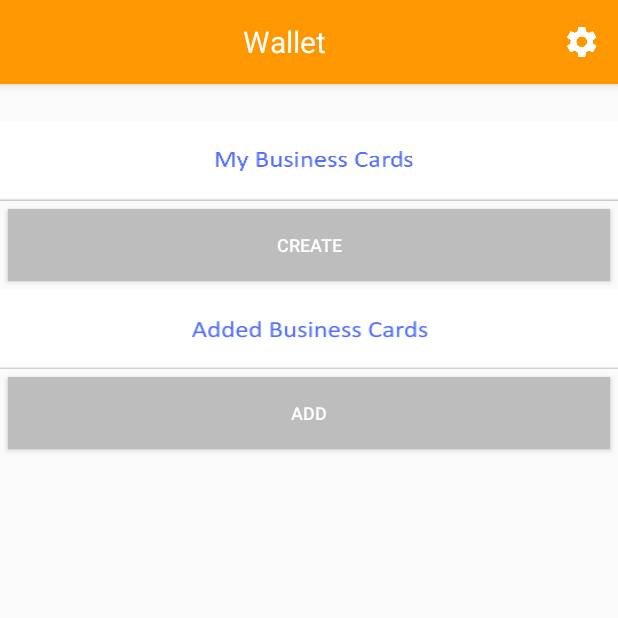
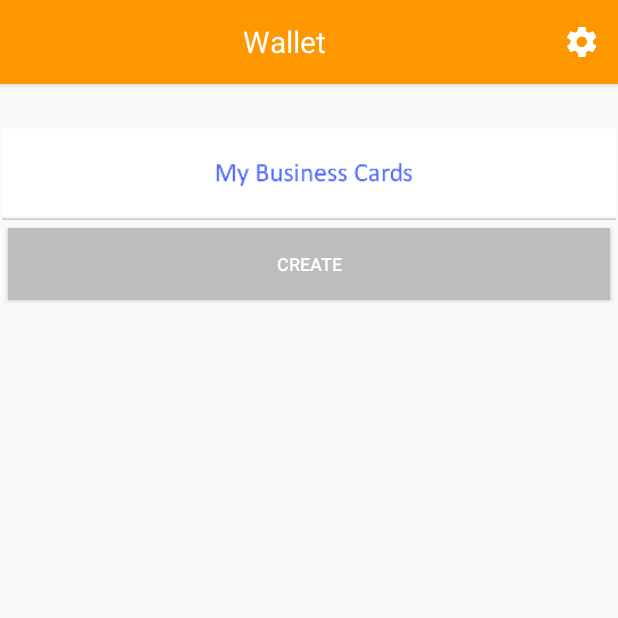
Before and after one commit to konstantinosraptis91/business-card-wallet, an Android app: the MainActivity screen opened directly, with no data from a screen before it, on a phone screen of 412 x 824 dp, the top half of it. Run offline under Robolectric (Android 15) with nearby library versions, the phone set to English and light mode, and no system bars; libraries missing offline, so code that uses them is left out: io.realm, io.realm.annotations, javax.validation.constraints; 4 statements that could not run were skipped.

Commit message:
Tab Views added

```diff
--- a/app/src/main/java/gr/bcw/business_card_wallet/activity/MainActivity.java
+++ b/app/src/main/java/gr/bcw/business_card_wallet/activity/MainActivity.java
@@ -3,16 +3,20 @@ package gr.bcw.business_card_wallet.activity;
 import android.content.Intent;
 import android.os.Bundle;
 import android.support.annotation.Nullable;
+import android.support.v4.app.Fragment;
+import android.support.v4.app.FragmentManager;
+import android.support.v4.app.FragmentStatePagerAdapter;
+import android.support.v4.view.ViewPager;
 import android.support.v7.app.ActionBar;
 import android.support.v7.app.AppCompatActivity;
 import android.view.Menu;
 import android.view.MenuInflater;
 import android.view.MenuItem;
-import android.widget.Button;
 import android.widget.TextView;
 
 import gr.bcw.business_card_wallet.R;
 import gr.bcw.business_card_wallet.fragment.AddedBusinessCardsFragment;
+import gr.bcw.business_card_wallet.fragment.MyBusinessCardsFragment;
 import gr.bcw.business_card_wallet.model.User;
 import gr.bcw.business_card_wallet.storage.UserStorageHandler;
 import gr.bcw.business_card_wallet.util.TokenUtils;
@@ -28,6 +32,8 @@ public class MainActivity extends AppCompatActivity {
     public static final String TAG = MainActivity.class.getSimpleName();
 
     private Realm realm;
+    private ViewPager viewPager;
+    private BusinessCardPagerAdapter pagerAdapter;
 
     @Override
     protected void onCreate(@Nullable Bundle savedInstanceState) {
@@ -42,9 +48,10 @@ public class MainActivity extends AppCompatActivity {
         setContentView(R.layout.activity_main);
 
         realm = Realm.getDefaultInstance();
-
-        final Button addBusinessCardButton = (Button) findViewById(R.id.addBusinessCardButton);
-        final Button createBusinessCardButton = (Button) findViewById(R.id.createBusinessCardButton);
+        TextView mainInfoView = (TextView) findViewById(R.id.mainInfoTextView);
+        pagerAdapter = new BusinessCardPagerAdapter(getSupportFragmentManager());
+        viewPager = (ViewPager) findViewById(R.id.pager);
+        viewPager.setAdapter(pagerAdapter);
 
         long id = getIntent().getLongExtra("id", -1);
 
@@ -65,10 +72,46 @@ public class MainActivity extends AppCompatActivity {
             }
         }
 
-        AddedBusinessCardsFragment addedBusinessCardsFragment = (AddedBusinessCardsFragment) getFragmentManager().findFragmentById(R.id.addedBusinessCardsFragment);
-        addedBusinessCardsFragment.attemptGetWallet();
+        User theUser = new UserStorageHandler().findUserById(realm, id);
+        mainInfoView.setText(User.printUser(theUser));
+    }
 
-        User theUser = new UserStorageHandler().findUserById(realm, id);
+    public static class BusinessCardPagerAdapter extends FragmentStatePagerAdapter {
+
+        public BusinessCardPagerAdapter(FragmentManager fm) {
+            super(fm);
+        }
+
+        @Override
+        public Fragment getItem(int position) {
+
+            Fragment fragment;
+
+            switch (position) {
+                case 0:
+                    fragment = new MyBusinessCardsFragment();
+                    break;
+                case 1:
+                    fragment = new AddedBusinessCardsFragment();
+                    break;
+                default:
+                    fragment = null;
+            }
+
+            if (fragment == null) {
+                throw new RuntimeException();
+            }
+
+            Bundle args = new Bundle();
+            args.putInt(AddedBusinessCardsFragment.ARG_OBJECT, position + 1);
+            fragment.setArguments(args);
+            return fragment;
+        }
+
+        @Override
+        public int getCount() {
+            return 2;
+        }
     }
 
     @Override
--- a/app/src/main/java/gr/bcw/business_card_wallet/fragment/AddedBusinessCardsFragment.java
+++ b/app/src/main/java/gr/bcw/business_card_wallet/fragment/AddedBusinessCardsFragment.java
@@ -3,15 +3,17 @@ package gr.bcw.business_card_wallet.fragment;
 import android.animation.Animator;
 import android.animation.AnimatorListenerAdapter;
 import android.annotation.TargetApi;
-import android.app.Fragment;
 import android.os.AsyncTask;
 import android.os.Build;
 import android.os.Bundle;
 import android.support.annotation.Nullable;
+import android.support.v4.app.Fragment;
 import android.util.Log;
 import android.view.LayoutInflater;
 import android.view.View;
 import android.view.ViewGroup;
+import android.widget.Button;
+import android.widget.ImageView;
 import android.widget.ListView;
 import android.widget.Toast;
 
@@ -35,6 +37,7 @@ import io.realm.Realm;
 public class AddedBusinessCardsFragment extends Fragment {
 
     public static final String TAG = AddedBusinessCardsFragment.class.getSimpleName();
+    public static final String ARG_OBJECT = "object";
 
     private ListView cardListView;
     private BusinessCardAdapter cardAdapter;
@@ -55,17 +58,23 @@ public class AddedBusinessCardsFragment extends Fragment {
     @Override
     public View onCreateView(LayoutInflater inflater, @Nullable ViewGroup container, @Nullable Bundle savedInstanceState) {
 
-        View view = inflater.inflate(R.layout.fragment_business_cards, container, false);
-        cardListView = (ListView) view.findViewById(R.id.businessCardsListView);
+        View rootView = inflater.inflate(R.layout.fragment_business_cards, container, false);
+        cardListView = (ListView) rootView.findViewById(R.id.businessCardsListView);
         cardAdapter = new BusinessCardAdapter(getActivity(), new ArrayList<BusinessCard>());
         cardListView.setAdapter(cardAdapter);
 
-        progressView = view.findViewById(R.id.progress);
-        getWalletView = view.findViewById(R.id.businessCardsListView);
+        progressView = rootView.findViewById(R.id.progress);
+        getWalletView = rootView.findViewById(R.id.businessCardsListView);
 
-        // attemptGetWallet();
+        ImageView tabInfo = (ImageView) rootView.findViewById(R.id.tabInfoImageView);
+        tabInfo.setImageResource(R.drawable.background_added_bc_image_view);
 
-        return view;
+        Button addCardBtn = (Button) rootView.findViewById(R.id.actionBusinessCardButton);
+        addCardBtn.setText("Add");
+
+        attemptGetWallet();
+
+        return rootView;
     }
 
     public void attemptGetWallet() {
--- a/app/src/main/java/gr/bcw/business_card_wallet/fragment/MyBusinessCardsFragment.java
+++ b/app/src/main/java/gr/bcw/business_card_wallet/fragment/MyBusinessCardsFragment.java
@@ -1,11 +1,13 @@
 package gr.bcw.business_card_wallet.fragment;
 
-import android.app.Fragment;
 import android.os.Bundle;
 import android.support.annotation.Nullable;
+import android.support.v4.app.Fragment;
 import android.view.LayoutInflater;
 import android.view.View;
 import android.view.ViewGroup;
+import android.widget.Button;
+import android.widget.ImageView;
 import android.widget.ListView;
 
 import gr.bcw.business_card_wallet.R;
@@ -20,11 +22,17 @@ public class MyBusinessCardsFragment extends Fragment {
     @Override
     public View onCreateView(LayoutInflater inflater, @Nullable ViewGroup container, @Nullable Bundle savedInstanceState) {
 
-        View view = inflater.inflate(R.layout.fragment_business_cards, container, false);
-        ListView listView = (ListView) view.findViewById(R.id.businessCardsListView);
+        View rootView = inflater.inflate(R.layout.fragment_business_cards, container, false);
+        ListView listView = (ListView) rootView.findViewById(R.id.businessCardsListView);
+
+        ImageView tabInfo = (ImageView) rootView.findViewById(R.id.tabInfoImageView);
+        tabInfo.setImageResource(R.drawable.my_business_card_button_4);
+
+        Button addCardBtn = (Button) rootView.findViewById(R.id.actionBusinessCardButton);
+        addCardBtn.setText("Create");
 
         // Inflate layout for this fragment
-        return view;
+        return rootView;
     }
 
 }
--- a/app/src/main/java/gr/bcw/business_card_wallet/model/User.java
+++ b/app/src/main/java/gr/bcw/business_card_wallet/model/User.java
@@ -89,6 +89,10 @@ public class User extends RealmObject {
         this.lastUpdated = lastUpdated;
     }
 
+    public static String printUser(User user) {
+        return String.format("ID: %d Name: %s %s", user.getId(), user.getFirstName(), user.getLastName());
+    }
+
     @Override
     public String toString() {
         return "User{" +
--- a/app/src/main/java/gr/bcw/business_card_wallet/model/WalletEntry.java
+++ b/app/src/main/java/gr/bcw/business_card_wallet/model/WalletEntry.java
@@ -1,12 +1,10 @@
 package gr.bcw.business_card_wallet.model;
-
-import io.realm.RealmObject;
 
 /**
  * Created by konstantinos on 5/5/2017.
  */
 
-public class WalletEntry extends RealmObject {
+public class WalletEntry {
 
     private long businessCardId;
     private long userId;
--- /dev/null
+++ b/app/src/main/res/drawable/background_added_bc_image_view.xml
@@ -0,0 +1,13 @@
+<?xml version="1.0" encoding="utf-8"?>
+<layer-list xmlns:android="http://schemas.android.com/apk/res/android">
+
+    <item
+        android:drawable="@color/colorWhite"/>
+
+    <item>
+        <bitmap
+            android:gravity="center"
+            android:src="@drawable/added_business_cards_button_4"/>
+    </item>
+
+</layer-list>
--- a/app/src/main/res/layout/activity_main.xml
+++ b/app/src/main/res/layout/activity_main.xml
@@ -4,79 +4,29 @@
     android:layout_height="match_parent"
     android:orientation="vertical">
 
+    <!-- here goes some personal info -->
+
     <LinearLayout
         android:layout_width="match_parent"
-        android:layout_height="wrap_content">
+        android:layout_height="wrap_content"
+        android:gravity="end"
+        >
 
         <TextView
-            android:id="@+id/nameTextView"
+            android:id="@+id/mainInfoTextView"
             android:layout_width="wrap_content"
-            android:layout_height="wrap_content" />
+            android:layout_height="wrap_content"
+            android:padding="5dp"/>
 
     </LinearLayout>
 
-    <TextView
-        android:id="@+id/myBusinessCardButton"
+    <!-- here goes a view pager -->
+
+    <android.support.v4.view.ViewPager
+        android:id="@+id/pager"
         android:layout_width="match_parent"
-        android:layout_height="wrap_content"
-        android:layout_marginTop="5dp"
-        android:background="@drawable/my_business_card_button_4"
-        android:gravity="center" />
+        android:layout_height="match_parent">
 
-    <Button
-        android:id="@+id/createBusinessCardButton"
-        android:layout_width="match_parent"
-        android:layout_height="wrap_content"
-        android:layout_marginEnd="5dp"
-        android:layout_marginStart="5dp"
-        android:layout_marginTop="5dp"
-        android:background="@color/colorDivider"
-        android:text="Create"
-        android:textColor="@color/colorWhite"
-        android:textSize="12sp" />
-
-    <FrameLayout xmlns:android="http://schemas.android.com/apk/res/android"
-        android:layout_width="match_parent"
-        android:layout_height="wrap_content">
-
-        <fragment
-            android:id="@+id/myBusinessCardFragment"
-            android:name="gr.bcw.business_card_wallet.fragment.MyBusinessCardsFragment"
-            android:layout_width="match_parent"
-            android:layout_height="wrap_content" />
-
-    </FrameLayout>
-
-    <TextView
-        android:id="@+id/addedBusinessCardsButton"
-        android:layout_width="match_parent"
-        android:layout_height="wrap_content"
-        android:layout_marginTop="5dp"
-        android:background="@drawable/added_business_cards_button_4"
-        android:gravity="center" />
-
-    <Button
-        android:id="@+id/addBusinessCardButton"
-        android:layout_width="match_parent"
-        android:layout_height="wrap_content"
-        android:layout_marginEnd="5dp"
-        android:layout_marginStart="5dp"
-        android:layout_marginTop="5dp"
-        android:background="@color/colorDivider"
-        android:text="Add"
-        android:textColor="@color/colorWhite"
-        android:textSize="12sp" />
-
-    <FrameLayout xmlns:android="http://schemas.android.com/apk/res/android"
-        android:layout_width="match_parent"
-        android:layout_height="wrap_content">
-
-        <fragment
-            android:id="@+id/addedBusinessCardsFragment"
-            android:name="gr.bcw.business_card_wallet.fragment.AddedBusinessCardsFragment"
-            android:layout_width="match_parent"
-            android:layout_height="wrap_content" />
-
-    </FrameLayout>
+    </android.support.v4.view.ViewPager>
 
 </LinearLayout>
--- a/app/src/main/res/layout/fragment_business_cards.xml
+++ b/app/src/main/res/layout/fragment_business_cards.xml
@@ -7,16 +7,34 @@
     <ProgressBar
         android:id="@+id/progress"
         style="?android:attr/progressBarStyleLarge"
-        android:layout_width="wrap_content"
+        android:layout_width="match_parent"
         android:layout_height="wrap_content"
-        android:layout_marginBottom="8dp"
         android:visibility="gone" />
+
+    <ImageView
+        android:id="@+id/tabInfoImageView"
+        android:layout_width="match_parent"
+        android:layout_height="wrap_content"
+        android:gravity="center"
+        android:adjustViewBounds="true"
+        android:layout_below="@+id/progress"/>
+
+    <Button
+        android:id="@+id/actionBusinessCardButton"
+        android:layout_width="match_parent"
+        android:layout_height="wrap_content"
+        android:layout_marginEnd="5dp"
+        android:layout_marginStart="5dp"
+        android:layout_marginTop="5dp"
+        android:background="@color/colorDivider"
+        android:textColor="@color/colorWhite"
+        android:textSize="12sp"
+        android:layout_below="@+id/tabInfoImageView"/>
 
     <ListView
         android:id="@+id/businessCardsListView"
-        android:layout_width="wrap_content"
+        android:layout_width="match_parent"
         android:layout_height="wrap_content"
-        android:layout_alignParentTop="true"
-        android:layout_alignParentStart="true" />
+        android:layout_below="@+id/actionBusinessCardButton"/>
 
 </RelativeLayout>
--- a/app/src/main/res/layout/row_business_card.xml
+++ b/app/src/main/res/layout/row_business_card.xml
@@ -9,12 +9,16 @@
         android:layout_width="match_parent"
         android:layout_height="200dp"
         android:layout_marginTop="5dp"
-        app:cardBackgroundColor="@color/colorWhite">
+        android:layout_marginStart="5dp"
+        android:layout_marginEnd="5dp"
+        app:cardBackgroundColor="@color/colorWhite"
+        >
 
         <RelativeLayout
             android:layout_width="match_parent"
             android:layout_height="match_parent"
-            android:background="@android:color/transparent">
+            android:background="@android:color/transparent"
+            >
 
             <View
                 android:id="@+id/vertical_divider"
```
Also changed, not shown: app/src/main/res/drawable-xhdpi/added_business_cards_button_4.png, app/src/main/res/drawable-xxhdpi/added_business_cards_button_4.png, app/src/main/res/drawable-xxxhdpi/added_business_cards_button_4.png (added), app/src/main/res/drawable-xxxhdpi/my_business_card_button_4.png (added).
